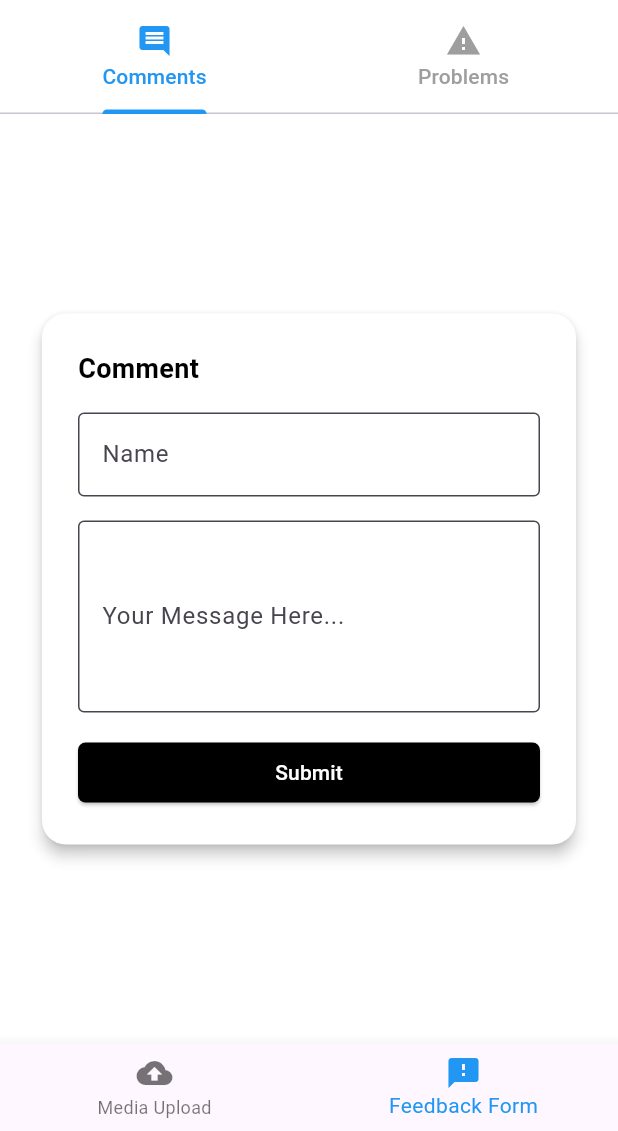
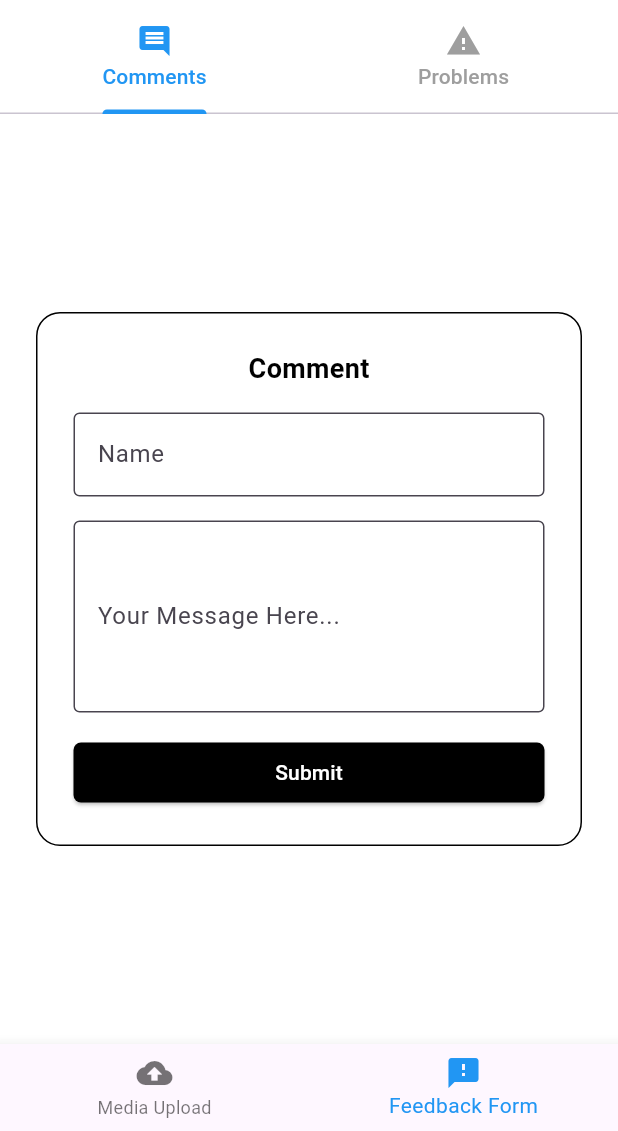
Before and after one commit to vincentperezzz/flutter-safeprint, a Flutter app: the screen it shows after launch, item 2 of the bottom bar chosen, on a phone screen of 412 x 824 dp, the part 105-1236 px from its top. Run offline on Flutter 3.47's test engine with Material 3 defaults, Android fonts, the phone set to English and light mode, and no system bars; our stand-ins replace dotted_border, file_picker.

Commit message:
Refactor FeedbackFormContent layout for improved readability and structure

```diff
--- a/lib/feedback_form_page.dart
+++ b/lib/feedback_form_page.dart
@@ -46,7 +46,6 @@ class FeedbackFormContent extends StatelessWidget {
 
   @override
   Widget build(BuildContext context) {
-    // Set the title based on the formType
     String title;
     if (formType == 'Comments') {
       title = 'Comment';
@@ -59,24 +58,25 @@ class FeedbackFormContent extends StatelessWidget {
     return Center(
       child: Padding(
         padding: const EdgeInsets.all(24.0),
-        child: Card(
-          color: Colors.white,
-          elevation: 4,
-          shape: RoundedRectangleBorder(
+        child: Container(
+          decoration: BoxDecoration(
+            color: Colors.white, // Fill the whole container with white
+            border: Border.all(color: Colors.black, width: 1),
             borderRadius: BorderRadius.circular(16),
           ),
-          child: Padding(
           padding: const EdgeInsets.all(24.0),
           child: Column(
             mainAxisSize: MainAxisSize.min,
             crossAxisAlignment: CrossAxisAlignment.stretch,
             children: [
-                Text(
+              Center(
+                child: Text(
                   title,
                   style: const TextStyle(
                     fontWeight: FontWeight.bold,
                     fontSize: 18,
                     color: Colors.black,
+                  ),
                 ),
               ),
               const SizedBox(height: 16),
@@ -91,9 +91,9 @@ class FeedbackFormContent extends StatelessWidget {
               ),
               const SizedBox(height: 16),
               TextField(
-                  decoration: InputDecoration(
+                decoration: const InputDecoration(
                   labelText: 'Your Message Here...',
-                    border: const OutlineInputBorder(),
+                  border: OutlineInputBorder(),
                   filled: true,
                   fillColor: Colors.white,
                 ),
@@ -133,7 +133,6 @@ class FeedbackFormContent extends StatelessWidget {
           ),
         ),
       ),
-      ),
     );
   }
 }
```
Lines whose indentation alone changed are shown as unchanged.
